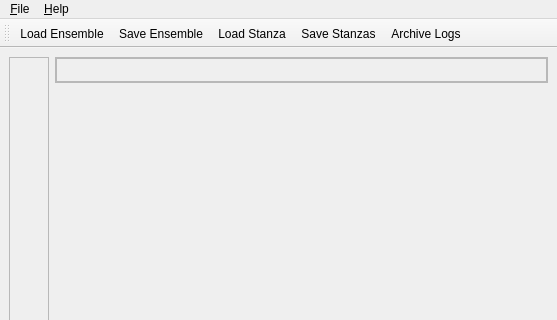
First picture: the form in trunk/maestro/gui/MaestroBase.ui, repository patrickhartling/maestro, before the edit; both pictures show x 0 to 557 and y 0 to 320 of the 557 by 523 pixel window.
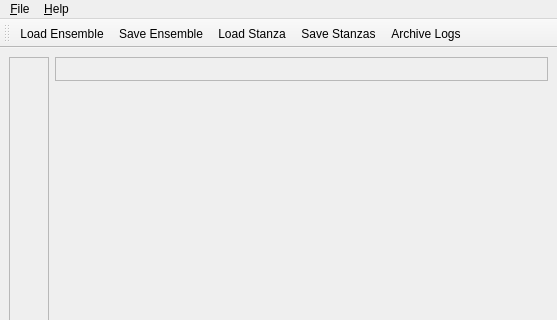
Second picture: the form after the edit. Icons and pictures are not drawn.

```diff
--- a/trunk/maestro/gui/MaestroBase.ui
+++ b/trunk/maestro/gui/MaestroBase.ui
@@ -54,54 +54,6 @@
       </widget>
      </widget>
     </item>
-    <item row="0" column="1" >
-     <widget class="QFrame" name="mViewTitleFrame" >
-      <property name="frameShape" >
-       <enum>QFrame::StyledPanel</enum>
-      </property>
-      <property name="frameShadow" >
-       <enum>QFrame::Sunken</enum>
-      </property>
-      <layout class="QVBoxLayout" >
-       <property name="margin" >
-        <number>0</number>
-       </property>
-       <property name="spacing" >
-        <number>0</number>
-       </property>
-       <item>
-        <widget class="QLabel" name="mViewTitleLbl" >
-         <property name="font" >
-          <font>
-           <family>Sans Serif</family>
-           <pointsize>12</pointsize>
-           <weight>50</weight>
-           <italic>false</italic>
-           <bold>false</bold>
-           <underline>false</underline>
-           <strikeout>false</strikeout>
-          </font>
-         </property>
-         <property name="autoFillBackground" >
-          <bool>true</bool>
-         </property>
-         <property name="frameShape" >
-          <enum>QFrame::StyledPanel</enum>
-         </property>
-         <property name="frameShadow" >
-          <enum>QFrame::Sunken</enum>
-         </property>
-         <property name="lineWidth" >
-          <number>2</number>
-         </property>
-         <property name="text" >
-          <string/>
-         </property>
-        </widget>
-       </item>
-      </layout>
-     </widget>
-    </item>
     <item rowspan="2" row="0" column="0" >
      <widget class="QFrame" name="mToolbox" >
       <property name="sizePolicy" >
@@ -147,6 +99,36 @@
       </layout>
      </widget>
     </item>
+    <item row="0" column="1" >
+     <widget class="QLabel" name="mViewTitleLbl" >
+      <property name="font" >
+       <font>
+        <family>Sans Serif</family>
+        <pointsize>12</pointsize>
+        <weight>50</weight>
+        <italic>false</italic>
+        <bold>false</bold>
+        <underline>false</underline>
+        <strikeout>false</strikeout>
+       </font>
+      </property>
+      <property name="autoFillBackground" >
+       <bool>true</bool>
+      </property>
+      <property name="frameShape" >
+       <enum>QFrame::StyledPanel</enum>
+      </property>
+      <property name="frameShadow" >
+       <enum>QFrame::Sunken</enum>
+      </property>
+      <property name="lineWidth" >
+       <number>2</number>
+      </property>
+      <property name="text" >
+       <string/>
+      </property>
+     </widget>
+    </item>
    </layout>
   </widget>
   <widget class="QMenuBar" name="menubar" >
```
